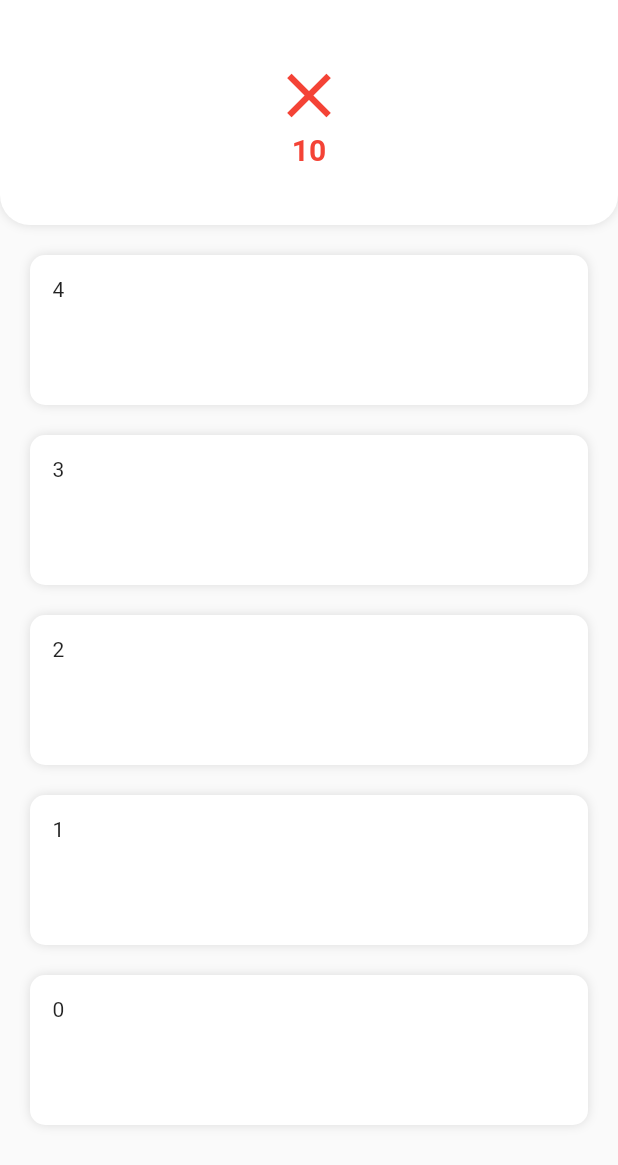
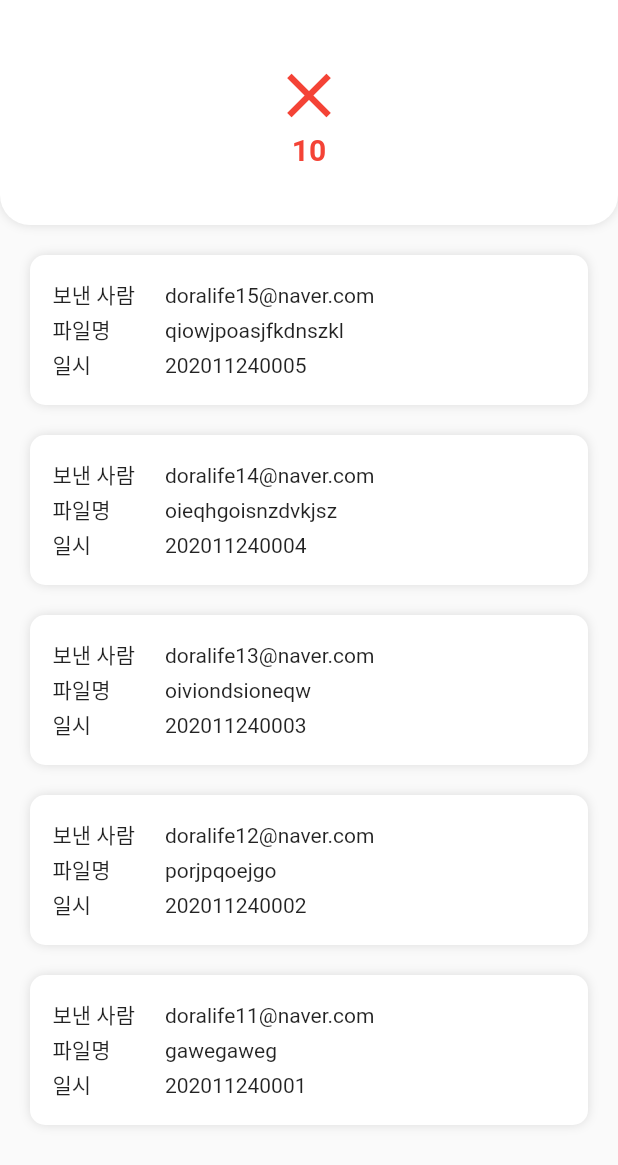
Before and after one commit to CodmingOut/SecretProjectApp, a Flutter app: the screen it shows after launch, on a phone screen of 412 x 824 dp. Shown: the top 1165 px of the screen. Run offline on Flutter 3.47's test engine with Material 2 defaults, Android fonts, the phone set to English and light mode, and no system bars.

Commit message:
Add: Virus Unit

```diff
--- a/secretprojectapp/lib/dummy/stream_dummy.dart
+++ b/secretprojectapp/lib/dummy/stream_dummy.dart
@@ -1,6 +1,16 @@
-Stream<String> getStreamDummy(int cnt) async* {
-  for(int i=0; i<cnt; i++) {
+import 'package:secretprojectapp/virus_unit.dart';
+
+Stream<String> getStreamDummy() async* {
+  List<String> jsonDummy = [
+    '{"sender":"doralife11@naver.com","fileName":"gawegaweg","mailTitle":"This is Virus1.","mailContent":"This is Virus Contents1.","timestamp":"202011240001"}',
+    '{"sender":"doralife12@naver.com","fileName":"porjpqoejgo","mailTitle":"This is Virus2.","mailContent":"This is Virus Contents1.","timestamp":"202011240002"}',
+    '{"sender":"doralife13@naver.com","fileName":"oiviondsioneqw","mailTitle":"This is Virus3.","mailContent":"This is Virus Contents1.","timestamp":"202011240003"}',
+    '{"sender":"doralife14@naver.com","fileName":"oieqhgoisnzdvkjsz","mailTitle":"This is Virus4.","mailContent":"This is Virus Contents1.","timestamp":"202011240004"}',
+    '{"sender":"doralife15@naver.com","fileName":"qiowjpoasjfkdnszkl","mailTitle":"This is Virus5.","mailContent":"This is Virus Contents1.","timestamp":"202011240005"}',
+  ];
+
+  for(int i=0; i<jsonDummy.length; i++) {
     await Future.delayed(Duration(milliseconds: 500));
-    yield i.toString();
+    yield jsonDummy[i];
   }
 }
--- a/secretprojectapp/lib/pages/home_page.dart
+++ b/secretprojectapp/lib/pages/home_page.dart
@@ -1,5 +1,6 @@
 import 'package:flutter/material.dart';
 import 'package:secretprojectapp/dummy/stream_dummy.dart';
+import 'package:secretprojectapp/virus_unit.dart';
 
 class HomePage extends StatefulWidget {
   static const routeName = '/home_page';
@@ -15,12 +16,13 @@ class _HomePageState extends State<HomePage> {
   @override
   void initState() {
     super.initState();
-    _listenStream(getStreamDummy(5));
+    _listenStream(getStreamDummy());
   }
 
   void _listenStream(Stream<String> stream) {
     stream.listen((data) {
-      _listItems.insert(0, _VirusItemUnit(data: data));
+      VirusUnit virusData = VirusUnit.fromJsonString(data);
+      _listItems.insert(0, _VirusItemUnit(data: virusData));
       if(_listKey.currentState == null) return;
       _listKey.currentState.insertItem(0);
     });
@@ -104,11 +106,11 @@ class _HomePageState extends State<HomePage> {
 }
 
 class _VirusItemUnit extends StatelessWidget {
-  final String _data;
+  final VirusUnit _data;
 
   _VirusItemUnit({
     Key key,
-    @required String data
+    @required VirusUnit data
   })
   : assert(data != null),
     this._data = data,
@@ -137,7 +139,29 @@ class _VirusItemUnit extends StatelessWidget {
             child: Container(
               height: 150,
               padding: EdgeInsets.all(15),
-              child: Text(_data)
+              child: Row(
+                children: [
+                  Column(
+                    mainAxisAlignment: MainAxisAlignment.spaceAround,
+                    crossAxisAlignment: CrossAxisAlignment.start,
+                    children: [
+                      Text('보낸 사람'),
+                      Text('파일명'),
+                      Text('일시'),
+                    ],
+                  ),
+                  SizedBox(width: 20),
+                  Column(
+                    mainAxisAlignment: MainAxisAlignment.spaceAround,
+                    crossAxisAlignment: CrossAxisAlignment.start,
+                    children: [
+                      Text(_data.sender),
+                      Text(_data.fileName),
+                      Text(_data.timestamp),
+                    ],
+                  )
+                ]
+              )
             ),
             onTap: () {},
           )
--- /dev/null
+++ b/secretprojectapp/lib/virus_unit.dart
@@ -0,0 +1,47 @@
+import 'dart:convert';
+
+import 'package:flutter/material.dart';
+
+class VirusUnit {
+  final String _sender;
+  final String _fileName;
+  final String _mailTitle;
+  final String _mailContent;
+  final String _timestamp;
+
+  String get sender => _sender;
+  String get fileName => _fileName;
+  String get mailTitle => _mailTitle;
+  String get mailContent => _mailContent;
+  String get timestamp => _timestamp;
+
+  VirusUnit({
+    @required String sender,
+    @required String fileName,
+    String mailTitle,
+    String mailContent,
+    @required String timestamp
+  })
+  : assert(sender != null),
+    assert(fileName != null),
+    assert(timestamp != null),
+    this._sender = sender,
+    this._fileName = fileName,
+    this._mailTitle = mailTitle ?? '',
+    this._mailContent = mailContent ?? '',
+    this._timestamp = timestamp;
+
+  factory VirusUnit.fromJsonString(String jsonString) {
+    return VirusUnit.fromJson(jsonDecode(jsonString));
+  }
+
+  factory VirusUnit.fromJson(dynamic json) {
+    String sender = json['sender'];
+    String fileName = json['fileName'];
+    String mailTitle = json['mailTitle'];
+    String mailContent = json['mailContent'];
+    String timestamp = json['timestamp'];
+
+    return VirusUnit(sender: sender, fileName: fileName, mailTitle: mailTitle, mailContent: mailContent, timestamp: timestamp);
+  }
+}
```
